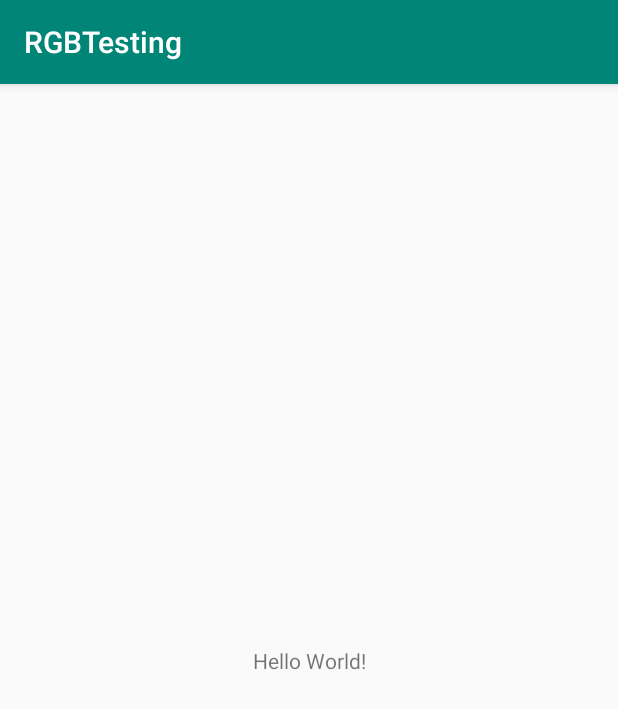
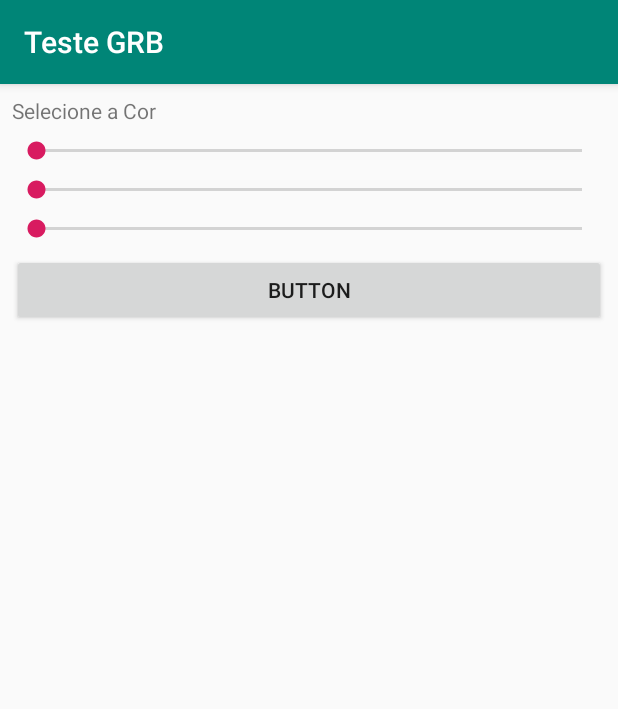
Before and after one commit to joaovperin/RGBTesting, an Android app: the screen it shows after launch (MainActivity), on a phone screen of 412 x 824 dp. Shown: the top 709 px of the screen. Run offline under Robolectric (Android 15) with nearby library versions, the phone set to English and light mode, and no system bars.

Commit message:
Created the base view, 3 seekbars and a button to invoke a Toast showing their values

```diff
--- a/app/build.gradle
+++ b/app/build.gradle
@@ -16,6 +16,10 @@ android {
             proguardFiles getDefaultProguardFile('proguard-android.txt'), 'proguard-rules.pro'
         }
     }
+    compileOptions {
+        sourceCompatibility = '1.8'
+        targetCompatibility = '1.8'
+    }
 }
 
 dependencies {
--- a/app/src/main/java/br/com/jpe/rgbtesting/MainActivity.java
+++ b/app/src/main/java/br/com/jpe/rgbtesting/MainActivity.java
@@ -2,12 +2,61 @@ package br.com.jpe.rgbtesting;
 
 import android.support.v7.app.AppCompatActivity;
 import android.os.Bundle;
+import android.view.View;
+import android.widget.SeekBar;
+import android.widget.Toast;
+
+import br.com.jpe.rgbtesting.core.ColorSeekBarEventListener;
 
 public class MainActivity extends AppCompatActivity {
+
+    SeekBar seekBar_Red;
+    SeekBar seekBar_Green;
+    SeekBar seekBar_Blue;
+
+    Integer colorValue_Red = 0;
+    Integer colorValue_Green = 0;
+    Integer colorValue_Blue = 0;
 
     @Override
     protected void onCreate(Bundle savedInstanceState) {
         super.onCreate(savedInstanceState);
         setContentView(R.layout.activity_main);
+
+        seekBar_Red = findViewById(R.id.sb_Red);
+        seekBar_Green = findViewById(R.id.sb_Green);
+        seekBar_Blue = findViewById(R.id.sb_Blue);
+
+        seekBar_Red.setProgress(colorValue_Red);
+        seekBar_Green.setProgress(colorValue_Green);
+        seekBar_Blue.setProgress(colorValue_Blue);
+
+        seekBar_Red.setOnSeekBarChangeListener(new ColorSeekBarEventListener(){
+            @Override
+            public void run(Integer value) {
+                colorValue_Red = value;
+            }
+        });
+
+        seekBar_Green.setOnSeekBarChangeListener(new ColorSeekBarEventListener() {
+            @Override
+            public void run(Integer value) {
+                colorValue_Green = value;
+            }
+        });
+
+        seekBar_Blue.setOnSeekBarChangeListener(new ColorSeekBarEventListener() {
+            @Override
+            public void run(Integer value) {
+                colorValue_Blue = value;
+            }
+        });
     }
+
+    public void onClickChangeActivity(View v){
+        String txt = String.format("Trocando de activity!\n[RGB = %d,%d,%d]",
+                colorValue_Red, colorValue_Green, colorValue_Blue);
+        Toast.makeText(this, txt, Toast.LENGTH_LONG).show();
+    }
+
 }
--- /dev/null
+++ b/app/src/main/java/br/com/jpe/rgbtesting/core/ColorSeekBarEventListener.java
@@ -0,0 +1,16 @@
+package br.com.jpe.rgbtesting.core;
+
+import android.widget.SeekBar;
+
+public abstract class ColorSeekBarEventListener implements  SeekBar.OnSeekBarChangeListener {
+
+    public abstract void run(Integer progress);
+    @Override
+    public void onProgressChanged(SeekBar seekBar, int progress, boolean fromUser) {run(progress);}
+
+    @Override
+    public void onStartTrackingTouch(SeekBar seekBar) {}
+
+    @Override
+    public void onStopTrackingTouch(SeekBar seekBar) {}
+}
--- a/app/src/main/res/layout/activity_main.xml
+++ b/app/src/main/res/layout/activity_main.xml
@@ -7,12 +7,61 @@
     tools:context=".MainActivity">
 
     <TextView
+        android:id="@+id/tv_selectColor"
         android:layout_width="wrap_content"
         android:layout_height="wrap_content"
-        android:text="Hello World!"
-        app:layout_constraintBottom_toBottomOf="parent"
-        app:layout_constraintLeft_toLeftOf="parent"
-        app:layout_constraintRight_toRightOf="parent"
+        android:layout_marginStart="8dp"
+        android:layout_marginTop="8dp"
+        android:text="@string/select_color"
+        app:layout_constraintStart_toStartOf="parent"
         app:layout_constraintTop_toTopOf="parent" />
 
+    <SeekBar
+        android:id="@+id/sb_Red"
+        android:layout_width="0dp"
+        android:layout_height="wrap_content"
+        android:layout_marginStart="8dp"
+        android:layout_marginTop="8dp"
+        android:layout_marginEnd="8dp"
+        android:max="255"
+        app:layout_constraintEnd_toEndOf="parent"
+        app:layout_constraintStart_toStartOf="parent"
+        app:layout_constraintTop_toBottomOf="@+id/tv_selectColor" />
+
+    <SeekBar
+        android:id="@+id/sb_Green"
+        android:layout_width="0dp"
+        android:layout_height="wrap_content"
+        android:layout_marginStart="8dp"
+        android:layout_marginTop="8dp"
+        android:layout_marginEnd="8dp"
+        android:max="255"
+        app:layout_constraintEnd_toEndOf="parent"
+        app:layout_constraintStart_toStartOf="parent"
+        app:layout_constraintTop_toBottomOf="@+id/sb_Red" />
+
+    <SeekBar
+        android:id="@+id/sb_Blue"
+        android:layout_width="0dp"
+        android:layout_height="wrap_content"
+        android:layout_marginStart="8dp"
+        android:layout_marginTop="8dp"
+        android:layout_marginEnd="8dp"
+        android:max="255"
+        app:layout_constraintEnd_toEndOf="parent"
+        app:layout_constraintStart_toStartOf="parent"
+        app:layout_constraintTop_toBottomOf="@+id/sb_Green" />
+
+    <Button
+        android:id="@+id/bt_ChangeActivity"
+        android:layout_width="0dp"
+        android:layout_height="wrap_content"
+        android:layout_marginStart="8dp"
+        android:layout_marginTop="8dp"
+        android:layout_marginEnd="8dp"
+        android:onClick="onClickChangeActivity"
+        android:text="Button"
+        app:layout_constraintEnd_toEndOf="parent"
+        app:layout_constraintStart_toStartOf="parent"
+        app:layout_constraintTop_toBottomOf="@+id/sb_Blue" />
 </android.support.constraint.ConstraintLayout>
--- a/app/src/main/res/values/strings.xml
+++ b/app/src/main/res/values/strings.xml
@@ -1,3 +1,5 @@
 <resources>
-    <string name="app_name">RGBTesting</string>
+    <string name="app_name">Teste GRB</string>
+    <string name="select_color">Selecione a Cor</string>
+    <string name="change_activity">Change Activity</string>
 </resources>
```
